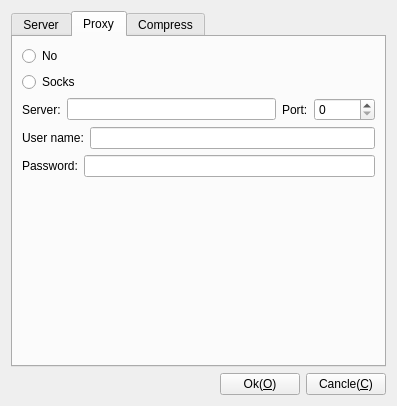
Before: the Qt Designer form Viewer/Plugins/TigerVnc/DlgSettingsTigerVnc.ui in KangLin/RabbitRemoteControl, drawn with Qt 5.
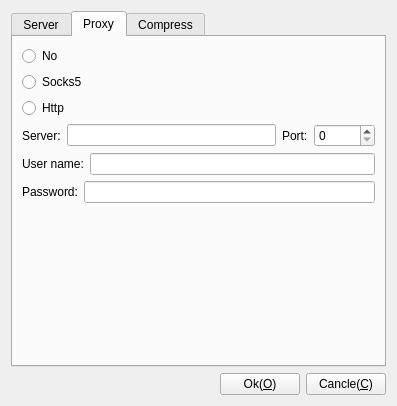
After: the same form once the commit is applied. The open tabs and pages were chosen to show the change. Icons and pictures are not drawn.

Commit message: TigerVnc: Add proxy

The edit to the form file:
```diff
--- a/Viewer/Plugins/TigerVnc/DlgSettingsTigerVnc.ui
+++ b/Viewer/Plugins/TigerVnc/DlgSettingsTigerVnc.ui
@@ -236,7 +236,14 @@
          <item>
           <widget class="QRadioButton" name="rbProxySocks">
            <property name="text">
-            <string>Socks</string>
+            <string>Socks5</string>
+           </property>
+          </widget>
+         </item>
+         <item>
+          <widget class="QRadioButton" name="rbHttp">
+           <property name="text">
+            <string>Http</string>
            </property>
           </widget>
          </item>
```
Left out of the diff: 2 changed lines with no effect on the pictures. The commit also changes 3 other files.
